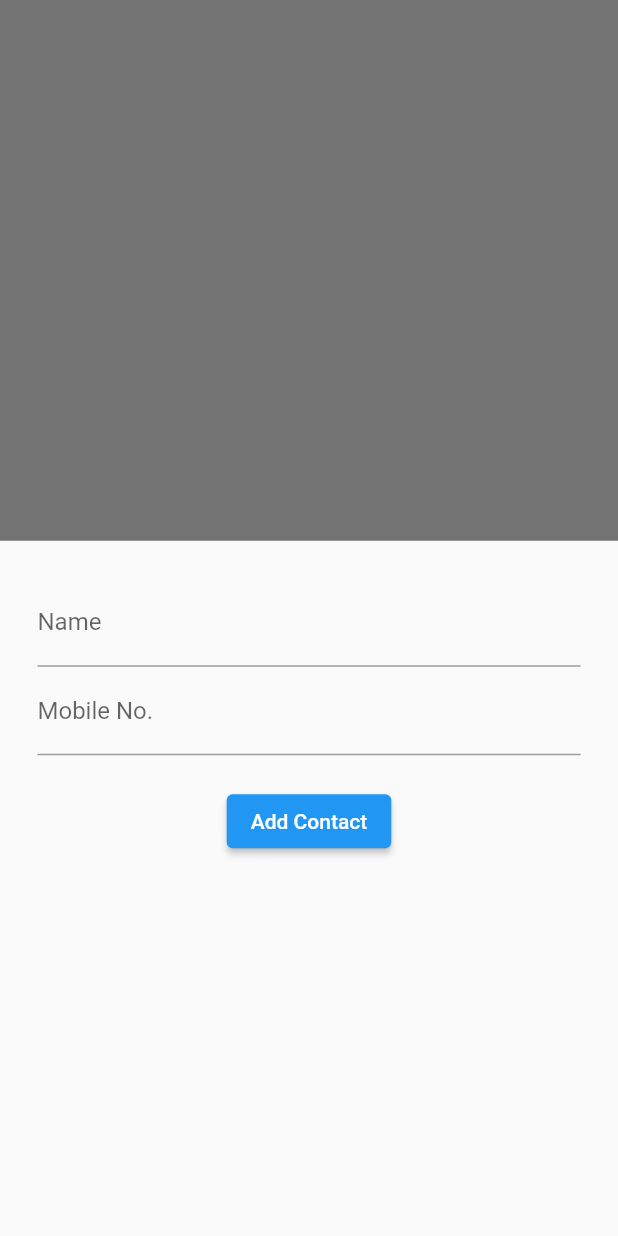
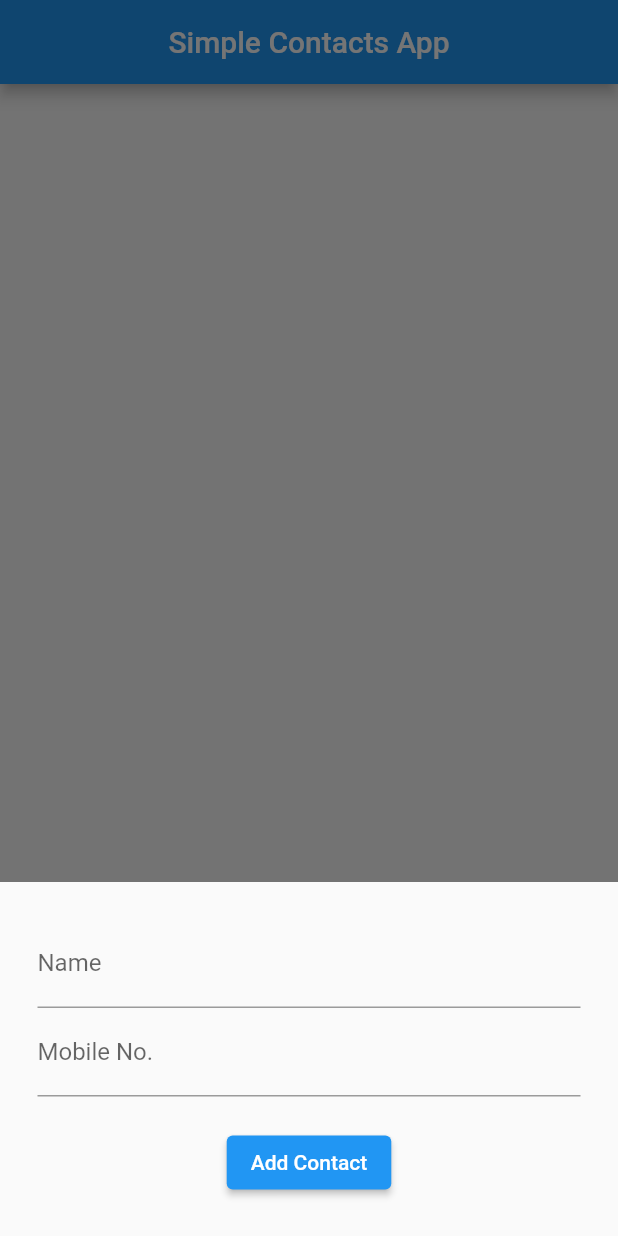
Before and after one commit to chandansgowda/hive_test, a Flutter app: the screen it shows after launch, after a tap on the "add" icon, on a phone screen of 412 x 824 dp. Run offline on Flutter 3.47's test engine with Material 2 defaults, Android fonts, the phone set to English and light mode, and no system bars; our stand-ins replace hive_flutter; accounts and stored records are empty.

Commit message:
major changes to UI

```diff
--- a/lib/main.dart
+++ b/lib/main.dart
@@ -1,6 +1,5 @@
 import 'package:flutter/material.dart';
 import 'package:hive_flutter/hive_flutter.dart';
-import 'package:hive/hive.dart';
 import 'package:hive_test/contact.dart';
 
 void main() async {
@@ -11,7 +10,6 @@ void main() async {
 }
 
 class MyApp extends StatelessWidget {
-
   @override
   Widget build(BuildContext context) {
     return MaterialApp(
@@ -25,49 +23,73 @@ class MyApp extends StatelessWidget {
 }
 
 class MyHomePage extends StatefulWidget {
-
   @override
   State<MyHomePage> createState() => _MyHomePageState();
 }
 
 class _MyHomePageState extends State<MyHomePage> {
 
+
+  TextEditingController _nameController = TextEditingController();
+  TextEditingController _numberController = TextEditingController();
+
   List<Contact> _items = [];
 
   final _contactBox = Hive.box('contacts_box');
 
-  void _refreshItems(){
+  void _refreshItems() {
     _contactBox.values.map((e) => _items.add(e));
   }
 
-  void initState(){
+  void initState() {
     super.initState();
     _refreshItems();
   }
 
-  TextEditingController _nameController = TextEditingController();
-  TextEditingController _numberController = TextEditingController();
+  void dispose(){
+    _nameController.dispose();
+    _numberController.dispose();
+    super.dispose();
+  }
+
 
   @override
   Widget build(BuildContext context) {
-    _refreshItems();
     return Scaffold(
-      body: ListView(
-        children: _items.map((e) {
-          return Card(
+      appBar: AppBar(
+        title: Text('Simple Contacts App'),
+        centerTitle: true,
+      ),
+      body: ListView.builder(
+        itemBuilder: (ctx, i) {
+          final contact = _contactBox.values.toList()[i];
+          return Padding(
+            padding: EdgeInsets.symmetric(vertical: 4,horizontal: 10),
+            child: Card(
               child: ListTile(
-              title: Text(e.name),
-              subtitle: Text(e.number.toString()),
+                leading: CircleAvatar(child: Text('${i + 1}')),
+                title: Text(contact.name),
+                subtitle: Text(contact.number.toString()),
+                trailing: IconButton(onPressed: () {}, icon: Icon(Icons.delete)),
+              ),
             ),
           );
-        }).toList(),
+        },
+        itemCount: _contactBox.length,
       ),
+      floatingActionButtonLocation: FloatingActionButtonLocation.centerFloat,
       floatingActionButton: FloatingActionButton(
-        onPressed: (){
-          showModalBottomSheet(context: context, builder: (_){
-            return Container(
+        onPressed: () {
+          showModalBottomSheet(
+              context: context,
+              isScrollControlled: true,
+              builder: (_) {
+                return Padding(
+                  padding: MediaQuery.of(context).viewInsets,
+                  child: Container(
                     padding: EdgeInsets.all(25),
                     child: Column(
+                      mainAxisSize: MainAxisSize.min,
                       children: [
                         TextField(
                           controller: _nameController,
@@ -77,17 +99,30 @@ class _MyHomePageState extends State<MyHomePage> {
                         ),
                         TextField(
                           controller: _numberController,
+                          keyboardType: TextInputType.phone,
                           decoration: InputDecoration(
                             label: Text("Mobile No."),
                           ),
                         ),
-                  SizedBox(height: 20,),
-                  ElevatedButton(onPressed: (){
-                    _contactBox.add(Contact(DateTime.now().millisecondsSinceEpoch, _nameController.value.text, int.parse(_numberController.value.text)));
+                        SizedBox(
+                          height: 20,
+                        ),
+                        ElevatedButton(
+                            onPressed: () {
+                              _contactBox.add(Contact(
+                                  DateTime.now().millisecondsSinceEpoch,
+                                  _nameController.value.text,
+                                  int.parse(_numberController.value.text)));
                               _nameController.clear();
                               _numberController.clear();
-                  }, child: Text("Add Contact"))
+                              setState(() {
+                                _refreshItems();
+                              });
+                              Navigator.of(context).pop();
+                            },
+                            child: Text("Add Contact"))
                       ],
+                    ),
                   ),
                 );
               });
```
Lines whose indentation alone changed are shown as unchanged.
